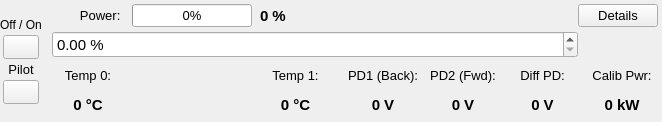
The window that amplifier_panel.ui (bulkanul/EVO_YFL_1064_GUI_coherent2) describes before a commit, drawn with Qt 5.
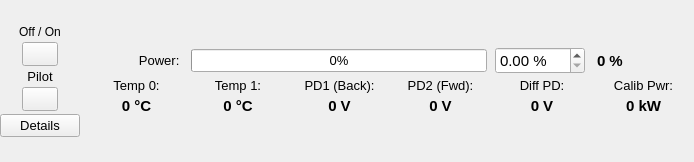
The same window after the commit. Icons and pictures are not drawn.

```diff
--- a/amplifier_panel.ui
+++ b/amplifier_panel.ui
@@ -6,8 +6,8 @@
    <rect>
     <x>0</x>
     <y>0</y>
-    <width>662</width>
-    <height>122</height>
+    <width>694</width>
+    <height>162</height>
    </rect>
   </property>
   <property name="sizePolicy">
@@ -194,6 +194,37 @@
          </item>
         </layout>
        </item>
+       <item>
+        <widget class="QWidget" name="w_error_box" native="true">
+         <layout class="QVBoxLayout" name="verticalLayout_error_box">
+          <property name="leftMargin">
+           <number>0</number>
+          </property>
+          <property name="topMargin">
+           <number>0</number>
+          </property>
+          <property name="rightMargin">
+           <number>0</number>
+          </property>
+          <property name="bottomMargin">
+           <number>0</number>
+          </property>
+          <item>
+           <widget class="QPushButton" name="pushButton">
+            <property name="font">
+             <font>
+              <family>Arial</family>
+              <pointsize>10</pointsize>
+             </font>
+            </property>
+            <property name="text">
+             <string>Details</string>
+            </property>
+           </widget>
+          </item>
+         </layout>
+        </widget>
+       </item>
        <item>
         <spacer name="verticalSpacer">
          <property name="orientation">
@@ -229,63 +260,7 @@
        <property name="verticalSpacing">
         <number>4</number>
        </property>
-       <item row="2" column="0">
-        <widget class="QLabel" name="label_2">
-         <property name="sizePolicy">
-          <sizepolicy hsizetype="Expanding" vsizetype="Preferred">
-           <horstretch>0</horstretch>
-           <verstretch>0</verstretch>
-          </sizepolicy>
-         </property>
-         <property name="font">
-          <font>
-           <family>Arial</family>
-           <pointsize>10</pointsize>
-          </font>
-         </property>
-         <property name="text">
-          <string>Temp 0:</string>
-         </property>
-         <property name="alignment">
-          <set>Qt::AlignCenter</set>
-         </property>
-        </widget>
-       </item>
-       <item row="1" column="0" colspan="7">
-        <widget class="QDoubleSpinBox" name="power">
-         <property name="sizePolicy">
-          <sizepolicy hsizetype="Expanding" vsizetype="Fixed">
-           <horstretch>0</horstretch>
-           <verstretch>0</verstretch>
-          </sizepolicy>
-         </property>
-         <property name="minimumSize">
-          <size>
-           <width>0</width>
-           <height>0</height>
-          </size>
-         </property>
-         <property name="maximumSize">
-          <size>
-           <width>16777215</width>
-           <height>16777215</height>
-          </size>
-         </property>
-         <property name="font">
-          <font>
-           <family>Arial</family>
-           <pointsize>11</pointsize>
-          </font>
-         </property>
-         <property name="suffix">
-          <string> %</string>
-         </property>
-         <property name="maximum">
-          <double>100.000000000000000</double>
-         </property>
-        </widget>
-       </item>
-       <item row="3" column="2">
+       <item row="3" column="1">
         <widget class="QLabel" name="l_temp_1">
          <property name="minimumSize">
           <size>
@@ -314,8 +289,72 @@
          </property>
         </widget>
        </item>
-       <item row="0" column="0">
-        <widget class="QLabel" name="label_7">
+       <item row="3" column="3">
+        <widget class="QLabel" name="l_pd_forw">
+         <property name="minimumSize">
+          <size>
+           <width>55</width>
+           <height>0</height>
+          </size>
+         </property>
+         <property name="maximumSize">
+          <size>
+           <width>16777215</width>
+           <height>16777215</height>
+          </size>
+         </property>
+         <property name="font">
+          <font>
+           <family>Arial</family>
+           <pointsize>11</pointsize>
+           <bold>true</bold>
+          </font>
+         </property>
+         <property name="text">
+          <string>0 V</string>
+         </property>
+         <property name="alignment">
+          <set>Qt::AlignCenter</set>
+         </property>
+        </widget>
+       </item>
+       <item row="3" column="0">
+        <widget class="QLabel" name="l_temp_0">
+         <property name="minimumSize">
+          <size>
+           <width>0</width>
+           <height>0</height>
+          </size>
+         </property>
+         <property name="maximumSize">
+          <size>
+           <width>16777215</width>
+           <height>16777215</height>
+          </size>
+         </property>
+         <property name="font">
+          <font>
+           <family>Arial</family>
+           <pointsize>11</pointsize>
+           <bold>true</bold>
+          </font>
+         </property>
+         <property name="text">
+          <string>0 °C</string>
+         </property>
+         <property name="alignment">
+          <set>Qt::AlignCenter</set>
+         </property>
+        </widget>
+       </item>
+       <item row="2" column="1">
+        <widget class="QLabel" name="label_3">
+         <property name="sizePolicy">
+          <sizepolicy hsizetype="Expanding" vsizetype="Preferred">
+           <horstretch>0</horstretch>
+           <verstretch>0</verstretch>
+          </sizepolicy>
+         </property>
          <property name="font">
           <font>
            <family>Arial</family>
@@ -323,14 +362,66 @@
           </font>
          </property>
          <property name="text">
-          <string>Power: </string>
+          <string>Temp 1:</string>
          </property>
          <property name="alignment">
-          <set>Qt::AlignRight|Qt::AlignTrailing|Qt::AlignVCenter</set>
+          <set>Qt::AlignCenter</set>
          </property>
         </widget>
        </item>
-      <item row="0" column="1">
+       <item row="3" column="2">
+        <widget class="QLabel" name="l_pd_back">
+         <property name="minimumSize">
+          <size>
+           <width>55</width>
+           <height>0</height>
+          </size>
+         </property>
+         <property name="maximumSize">
+          <size>
+           <width>16777215</width>
+           <height>16777215</height>
+          </size>
+         </property>
+         <property name="font">
+          <font>
+           <family>Arial</family>
+           <pointsize>11</pointsize>
+           <bold>true</bold>
+          </font>
+         </property>
+         <property name="text">
+          <string>0 V</string>
+         </property>
+         <property name="alignment">
+          <set>Qt::AlignCenter</set>
+         </property>
+        </widget>
+       </item>
+       <item row="3" column="5">
+        <widget class="QLabel" name="l_pd_power">
+         <property name="minimumSize">
+          <size>
+           <width>55</width>
+           <height>0</height>
+          </size>
+         </property>
+         <property name="font">
+          <font>
+           <family>Arial</family>
+           <pointsize>11</pointsize>
+           <bold>true</bold>
+          </font>
+         </property>
+         <property name="text">
+          <string>0 kW</string>
+         </property>
+         <property name="alignment">
+          <set>Qt::AlignCenter</set>
+         </property>
+        </widget>
+       </item>
+       <item row="1" column="1" colspan="3">
        <widget class="QProgressBar" name="progressBar_power">
         <property name="minimumSize">
          <size>
@@ -353,94 +444,56 @@
         <property name="value">
          <number>0</number>
         </property>
+         <property name="textVisible">
+          <bool>true</bool>
+         </property>
         <property name="format">
          <string>%p%</string>
         </property>
-        <property name="textVisible">
-         <bool>true</bool>
-        </property>
-       </widget>
-      </item>
-       <item row="2" column="6">
-        <widget class="QLabel" name="label_diff_pd">
-         <property name="sizePolicy">
-          <sizepolicy hsizetype="Expanding" vsizetype="Preferred">
-           <horstretch>0</horstretch>
-           <verstretch>0</verstretch>
-          </sizepolicy>
-         </property>
-         <property name="minimumSize">
-          <size>
-           <width>55</width>
-           <height>0</height>
-          </size>
-         </property>
-         <property name="font">
-          <font>
-           <family>Arial</family>
-           <pointsize>10</pointsize>
-          </font>
-         </property>
-         <property name="text">
-          <string>Diff PD:</string>
-         </property>
-         <property name="alignment">
-          <set>Qt::AlignCenter</set>
-         </property>
-        </widget>
-       </item>
-       <item row="2" column="4">
-        <widget class="QLabel" name="label_9">
-         <property name="sizePolicy">
-          <sizepolicy hsizetype="Expanding" vsizetype="Preferred">
-           <horstretch>0</horstretch>
-           <verstretch>0</verstretch>
-          </sizepolicy>
-         </property>
-         <property name="minimumSize">
-          <size>
-           <width>70</width>
-           <height>0</height>
-          </size>
-         </property>
-         <property name="font">
-          <font>
-           <family>Arial</family>
-           <pointsize>10</pointsize>
-          </font>
-         </property>
-         <property name="text">
-          <string>PD1 (Back):</string>
-         </property>
-         <property name="alignment">
-          <set>Qt::AlignCenter</set>
-         </property>
-        </widget>
-       </item>
-       <item row="3" column="6">
-        <widget class="QLabel" name="l_diff_pd">
-         <property name="minimumSize">
-          <size>
-           <width>55</width>
-           <height>0</height>
-          </size>
-         </property>
-         <property name="font">
-          <font>
-           <family>Arial</family>
-           <pointsize>11</pointsize>
-           <bold>true</bold>
-          </font>
-         </property>
-         <property name="text">
-          <string>0 V</string>
-         </property>
-         <property name="alignment">
-          <set>Qt::AlignCenter</set>
-         </property>
         </widget>
        </item>
        <item row="2" column="5">
+        <widget class="QLabel" name="label_calib_power">
+         <property name="sizePolicy">
+          <sizepolicy hsizetype="Expanding" vsizetype="Preferred">
+           <horstretch>0</horstretch>
+           <verstretch>0</verstretch>
+          </sizepolicy>
+         </property>
+         <property name="minimumSize">
+          <size>
+           <width>65</width>
+           <height>0</height>
+          </size>
+         </property>
+         <property name="font">
+          <font>
+           <family>Arial</family>
+           <pointsize>10</pointsize>
+          </font>
+         </property>
+         <property name="text">
+          <string>Calib Pwr:</string>
+         </property>
+         <property name="alignment">
+          <set>Qt::AlignCenter</set>
+         </property>
+        </widget>
+       </item>
+       <item row="0" column="0">
+        <spacer name="verticalSpacer_3">
+         <property name="orientation">
+          <enum>Qt::Vertical</enum>
+         </property>
+         <property name="sizeHint" stdset="0">
+          <size>
+           <width>20</width>
+           <height>40</height>
+          </size>
+         </property>
+        </spacer>
+       </item>
+       <item row="2" column="3">
         <widget class="QLabel" name="label_10">
          <property name="sizePolicy">
           <sizepolicy hsizetype="Expanding" vsizetype="Preferred">
@@ -468,8 +521,8 @@
          </property>
         </widget>
        </item>
-       <item row="2" column="2">
-        <widget class="QLabel" name="label_3">
+       <item row="2" column="0">
+        <widget class="QLabel" name="label_2">
          <property name="sizePolicy">
           <sizepolicy hsizetype="Expanding" vsizetype="Preferred">
            <horstretch>0</horstretch>
@@ -483,43 +536,27 @@
           </font>
          </property>
          <property name="text">
-          <string>Temp 1:</string>
+          <string>Temp 0:</string>
          </property>
          <property name="alignment">
           <set>Qt::AlignCenter</set>
          </property>
         </widget>
        </item>
-       <item row="3" column="4">
-        <widget class="QLabel" name="l_pd_back">
-         <property name="minimumSize">
-          <size>
-           <width>55</width>
-           <height>0</height>
-          </size>
+       <item row="4" column="0">
+        <spacer name="verticalSpacer_4">
+         <property name="orientation">
+          <enum>Qt::Vertical</enum>
          </property>
-         <property name="maximumSize">
+         <property name="sizeHint" stdset="0">
           <size>
-           <width>16777215</width>
-           <height>16777215</height>
+           <width>20</width>
+           <height>40</height>
           </size>
          </property>
-         <property name="font">
-          <font>
-           <family>Arial</family>
-           <pointsize>11</pointsize>
-           <bold>true</bold>
-          </font>
-         </property>
-         <property name="text">
-          <string>0 V</string>
-         </property>
-         <property name="alignment">
-          <set>Qt::AlignCenter</set>
-         </property>
-        </widget>
+        </spacer>
        </item>
-       <item row="0" column="2">
+       <item row="1" column="5">
         <widget class="QLabel" name="l_power">
          <property name="minimumSize">
           <size>
@@ -540,6 +577,9 @@
            <bold>true</bold>
           </font>
          </property>
+         <property name="visible">
+          <bool>false</bool>
+         </property>
          <property name="text">
           <string>0 %</string>
          </property>
@@ -548,20 +588,14 @@
          </property>
         </widget>
        </item>
-       <item row="3" column="5">
-        <widget class="QLabel" name="l_pd_forw">
+       <item row="3" column="4">
+        <widget class="QLabel" name="l_diff_pd">
          <property name="minimumSize">
           <size>
            <width>55</width>
            <height>0</height>
           </size>
          </property>
-         <property name="maximumSize">
-          <size>
-           <width>16777215</width>
-           <height>16777215</height>
-          </size>
-         </property>
          <property name="font">
           <font>
            <family>Arial</family>
@@ -577,17 +611,51 @@
          </property>
         </widget>
        </item>
-       <item row="3" column="0">
-        <widget class="QLabel" name="l_temp_0">
+       <item row="2" column="2">
+        <widget class="QLabel" name="label_9">
+         <property name="sizePolicy">
+          <sizepolicy hsizetype="Expanding" vsizetype="Preferred">
+           <horstretch>0</horstretch>
+           <verstretch>0</verstretch>
+          </sizepolicy>
+         </property>
          <property name="minimumSize">
           <size>
-           <width>0</width>
+           <width>70</width>
+           <height>0</height>
+          </size>
+         </property>
+         <property name="font">
+          <font>
+           <family>Arial</family>
+           <pointsize>10</pointsize>
+          </font>
+         </property>
+         <property name="text">
+          <string>PD1 (Back):</string>
+         </property>
+         <property name="alignment">
+          <set>Qt::AlignCenter</set>
+         </property>
+        </widget>
+       </item>
+       <item row="1" column="4">
+        <widget class="QDoubleSpinBox" name="power">
+         <property name="sizePolicy">
+          <sizepolicy hsizetype="Fixed" vsizetype="Fixed">
+           <horstretch>0</horstretch>
+           <verstretch>0</verstretch>
+          </sizepolicy>
+         </property>
+         <property name="minimumSize">
+          <size>
+           <width>80</width>
            <height>0</height>
           </size>
          </property>
          <property name="maximumSize">
           <size>
-           <width>16777215</width>
+           <width>90</width>
            <height>16777215</height>
           </size>
          </property>
@@ -595,47 +663,40 @@
           <font>
            <family>Arial</family>
            <pointsize>11</pointsize>
-           <bold>true</bold>
+          </font>
+         </property>
+         <property name="suffix">
+          <string> %</string>
+         </property>
+         <property name="maximum">
+          <double>100.000000000000000</double>
+         </property>
+        </widget>
+       </item>
+       <item row="1" column="0">
+        <widget class="QLabel" name="label_7">
+         <property name="font">
+          <font>
+           <family>Arial</family>
+           <pointsize>10</pointsize>
           </font>
          </property>
          <property name="text">
-          <string>0 °C</string>
+          <string>Power: </string>
          </property>
          <property name="alignment">
-          <set>Qt::AlignCenter</set>
+          <set>Qt::AlignRight|Qt::AlignTrailing|Qt::AlignVCenter</set>
          </property>
         </widget>
        </item>
-       <item row="2" column="7">
-        <widget class="QLabel" name="label_calib_power">
+       <item row="2" column="4">
+        <widget class="QLabel" name="label_diff_pd">
          <property name="sizePolicy">
           <sizepolicy hsizetype="Expanding" vsizetype="Preferred">
            <horstretch>0</horstretch>
            <verstretch>0</verstretch>
           </sizepolicy>
          </property>
-         <property name="minimumSize">
-          <size>
-           <width>65</width>
-           <height>0</height>
-          </size>
-         </property>
-         <property name="font">
-          <font>
-           <family>Arial</family>
-           <pointsize>10</pointsize>
-          </font>
-         </property>
-         <property name="text">
-          <string>Calib Pwr:</string>
-         </property>
-         <property name="alignment">
-          <set>Qt::AlignCenter</set>
-         </property>
-        </widget>
-       </item>
-       <item row="3" column="7">
-        <widget class="QLabel" name="l_pd_power">
          <property name="minimumSize">
           <size>
            <width>55</width>
@@ -645,107 +706,15 @@
          <property name="font">
           <font>
            <family>Arial</family>
-           <pointsize>11</pointsize>
-           <bold>true</bold>
-          </font>
-         </property>
-         <property name="text">
-          <string>0 kW</string>
-         </property>
-         <property name="alignment">
-          <set>Qt::AlignCenter</set>
-         </property>
-        </widget>
-       </item>
-       <item row="0" column="6" colspan="2">
-        <widget class="QWidget" name="w_error_box" native="true">
-         <layout class="QHBoxLayout" name="horizontalLayout">
-          <property name="leftMargin">
-           <number>0</number>
-          </property>
-          <property name="topMargin">
-           <number>0</number>
-          </property>
-          <property name="rightMargin">
-           <number>0</number>
-          </property>
-          <property name="bottomMargin">
-           <number>0</number>
-          </property>
-          <item>
-           <widget class="QLabel" name="label_6">
-            <property name="sizePolicy">
-             <sizepolicy hsizetype="Preferred" vsizetype="Preferred">
-              <horstretch>0</horstretch>
-              <verstretch>0</verstretch>
-             </sizepolicy>
-            </property>
-            <property name="palette">
-             <palette>
-              <active>
-               <colorrole role="WindowText">
-                <brush brushstyle="SolidPattern">
-                 <color alpha="255">
-                  <red>255</red>
-                  <green>0</green>
-                  <blue>0</blue>
-                 </color>
-                </brush>
-               </colorrole>
-              </active>
-              <inactive>
-               <colorrole role="WindowText">
-                <brush brushstyle="SolidPattern">
-                 <color alpha="255">
-                  <red>255</red>
-                  <green>0</green>
-                  <blue>0</blue>
-                 </color>
-                </brush>
-               </colorrole>
-              </inactive>
-              <disabled>
-               <colorrole role="WindowText">
-                <brush brushstyle="SolidPattern">
-                 <color alpha="255">
-                  <red>120</red>
-                  <green>120</green>
-                  <blue>120</blue>
-                 </color>
-                </brush>
-               </colorrole>
-              </disabled>
-             </palette>
-            </property>
-            <property name="font">
-             <font>
-              <family>Arial</family>
               <pointsize>10</pointsize>
-              <bold>true</bold>
              </font>
             </property>
             <property name="text">
-             <string/>
+          <string>Diff PD:</string>
             </property>
             <property name="alignment">
              <set>Qt::AlignCenter</set>
             </property>
-           </widget>
-          </item>
-          <item>
-           <widget class="QPushButton" name="pushButton">
-            <property name="font">
-             <font>
-              <family>Arial</family>
-              <pointsize>10</pointsize>
-             </font>
-            </property>
-            <property name="text">
-             <string>Details</string>
-            </property>
-           </widget>
-          </item>
-         </layout>
         </widget>
        </item>
       </layout>
```
Lines whose indentation alone changed are shown as unchanged.
